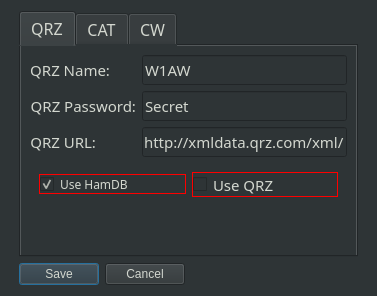
Above: k1usnsst/data/settings.ui from mbridak/k1usnsst before the change. Below: the same form after it.
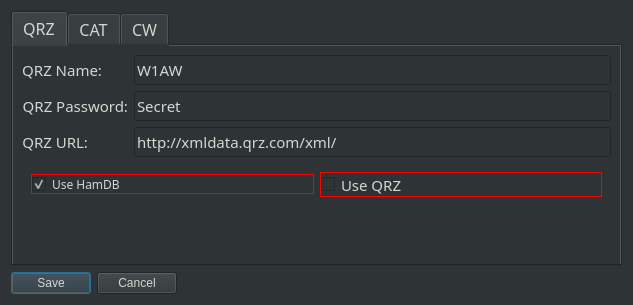
That is the form after the change. The open tabs and pages were chosen to show the change.

Commit message: Fixed tabs not expanding.

What changed in the file:
```diff
--- a/k1usnsst/data/settings.ui
+++ b/k1usnsst/data/settings.ui
@@ -6,8 +6,8 @@
    <rect>
     <x>0</x>
     <y>0</y>
-    <width>377</width>
-    <height>296</height>
+    <width>633</width>
+    <height>305</height>
    </rect>
   </property>
   <property name="minimumSize">
@@ -27,7 +27,7 @@
    <item row="0" column="0">
     <widget class="QTabWidget" name="tabWidget">
      <property name="sizePolicy">
-      <sizepolicy hsizetype="Preferred" vsizetype="Preferred">
+      <sizepolicy hsizetype="MinimumExpanding" vsizetype="MinimumExpanding">
        <horstretch>0</horstretch>
        <verstretch>0</verstretch>
       </sizepolicy>
```
Left out of the diff: 2 changed lines with no effect on the pictures.
